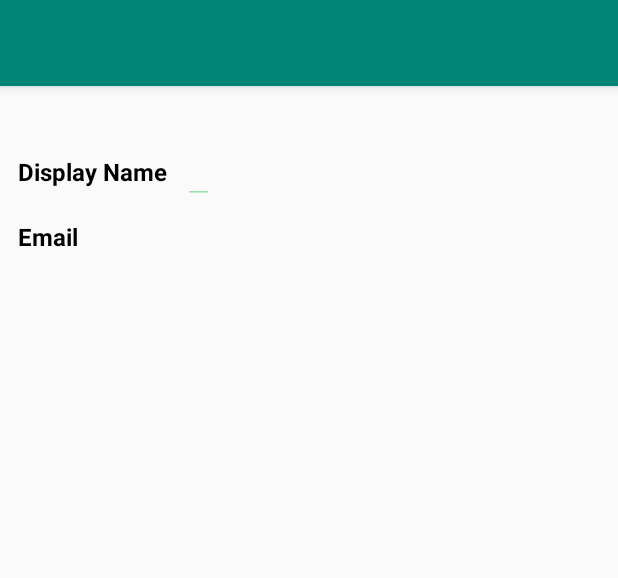
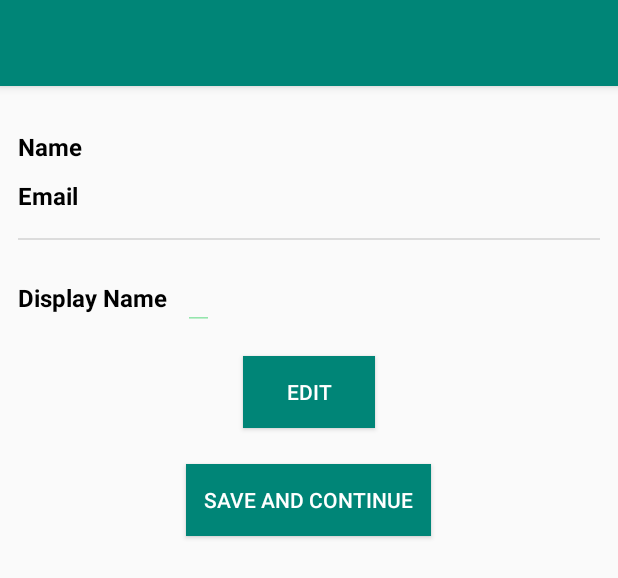
Before and after one commit to abishjha/Eco, an Android app: the layout activity_settings.xml on its own in the app's theme, with its tools: preview values and no code run, on a phone screen of 412 x 824 dp. Shown: the top 578 px of the screen. Run offline under Robolectric (Android 15) with nearby library versions, the phone set to English and light mode, and no system bars; Roboto replaces fonts that are not available here.

Commit message:
implemented edit display name in settings activity and made the database item entries to depending only on account id of user and fetch display name using such

```diff
--- a/app/src/main/java/edu/ramapo/ajha/eco/AddItemActivity.java
+++ b/app/src/main/java/edu/ramapo/ajha/eco/AddItemActivity.java
@@ -39,7 +39,8 @@ public class AddItemActivity extends AppCompatActivity {
         mSection = getIntent().getStringExtra("section");
         setTitle();
 
-        ((TextView) findViewById(R.id.author_add_item_activity)).setText(Database.getCurrentUserName());
+        TextView author = findViewById(R.id.author_add_item_activity);
+        Database.appendDisplayName(Database.getCurrentUserID(), author);
         ((TextView) findViewById(R.id.time_add_item_activity)).setText(Database.getTodaysDate());
     }
 
--- a/app/src/main/res/layout/activity_detail.xml
+++ b/app/src/main/res/layout/activity_detail.xml
@@ -120,7 +120,6 @@
             </LinearLayout>
 
             <View
-                android:id="@+id/divider"
                 android:layout_width="match_parent"
                 android:layout_height="1dp"
                 android:layout_marginStart="@dimen/margin_big"
--- a/app/src/main/res/layout/activity_settings.xml
+++ b/app/src/main/res/layout/activity_settings.xml
@@ -62,7 +62,7 @@
             <LinearLayout
                 android:layout_width="match_parent"
                 android:layout_height="wrap_content"
-                android:layout_marginTop="@dimen/margin_big"
+                android:layout_marginTop="@dimen/margin_medium"
                 android:layout_marginBottom="@dimen/margin_medium"
                 android:orientation="horizontal">
 
@@ -71,24 +71,19 @@
                     android:layout_height="wrap_content"
                     android:layout_marginStart="@dimen/margin_big"
                     android:layout_marginEnd="@dimen/margin_medium"
-                    android:text="@string/settings_activity_name"
+                    android:text="@string/settings_activity_real_name"
                     android:textColor="#FF000000"
                     android:textSize="16sp"
                     android:labelFor="@+id/name_settings_activity"
                     android:textStyle="bold" />
 
-                <EditText
-                    android:id="@+id/name_settings_activity"
+                <TextView
+                    android:id="@+id/real_name_settings_activity"
                     android:layout_width="wrap_content"
                     android:layout_height="wrap_content"
                     android:layout_marginStart="@dimen/margin_medium"
                     android:layout_marginEnd="@dimen/margin_big"
-                    android:autofillHints="@string/settings_activity_name"
-                    android:backgroundTint="#CC7BE099"
-                    android:singleLine="true"
-                    android:inputType="textAutoCorrect|textMultiLine"
                     android:textColor="#FF000000"
-                    android:textCursorDrawable="@drawable/custom_cursor"
                     android:textSize="16sp" />
 
             </LinearLayout>
@@ -122,6 +117,77 @@
 
             </LinearLayout>
 
+            <View
+                android:id="@+id/divider"
+                android:layout_width="match_parent"
+                android:layout_height="1dp"
+                android:layout_marginStart="@dimen/margin_big"
+                android:layout_marginTop="@dimen/margin_medium"
+                android:layout_marginEnd="@dimen/margin_big"
+                android:layout_marginBottom="@dimen/margin_medium"
+                android:background="?android:attr/listDivider" />
+
+            <LinearLayout
+                android:layout_width="match_parent"
+                android:layout_height="wrap_content"
+                android:layout_marginTop="@dimen/margin_big"
+                android:layout_marginBottom="@dimen/margin_medium"
+                android:orientation="horizontal">
+
+                <TextView
+                    android:layout_width="wrap_content"
+                    android:layout_height="wrap_content"
+                    android:layout_marginStart="@dimen/margin_big"
+                    android:layout_marginEnd="@dimen/margin_medium"
+                    android:labelFor="@+id/name_settings_activity"
+                    android:text="@string/settings_activity_name"
+                    android:textColor="#FF000000"
+                    android:textSize="16sp"
+                    android:textStyle="bold" />
+
+                <EditText
+                    android:id="@+id/name_settings_activity"
+                    android:layout_width="wrap_content"
+                    android:layout_height="wrap_content"
+                    android:layout_marginStart="@dimen/margin_medium"
+                    android:layout_marginEnd="@dimen/margin_big"
+                    android:autofillHints="@string/settings_activity_name"
+                    android:backgroundTint="#CC7BE099"
+                    android:singleLine="true"
+                    android:textColor="#FF000000"
+                    android:textCursorDrawable="@drawable/custom_cursor"
+                    android:textSize="16sp" />
+
+            </LinearLayout>
+
+            <Button
+                android:id="@+id/edit_button_settings_activity"
+                android:layout_width="wrap_content"
+                android:layout_height="wrap_content"
+                android:paddingStart="@dimen/margin_big"
+                android:paddingEnd="@dimen/margin_big"
+                android:layout_gravity="center"
+                android:layout_marginTop="@dimen/margin_big"
+                android:layout_marginBottom="@dimen/margin_big"
+                android:background="@color/colorPrimary"
+                android:onClick="editClick"
+                android:text="@string/edit"
+                android:textColor="@android:color/white"/>
+
+            <Button
+                android:id="@+id/save_and_continue_button_settings_activity"
+                android:layout_width="wrap_content"
+                android:layout_height="wrap_content"
+                android:paddingStart="@dimen/margin_big"
+                android:paddingEnd="@dimen/margin_big"
+                android:layout_gravity="center"
+                android:layout_marginTop="@dimen/margin_big"
+                android:layout_marginBottom="@dimen/margin_big"
+                android:background="@color/colorPrimary"
+                android:onClick="saveAndContinueClick"
+                android:text="@string/save_and_continue"
+                android:textColor="@android:color/white"/>
+
         </LinearLayout>
 
     </ScrollView>
--- a/app/src/main/res/values/strings.xml
+++ b/app/src/main/res/values/strings.xml
@@ -45,7 +45,12 @@
     <!-- SettingsActivity -->
     <string name="settings_activity_header">Settings</string>
     <string name="settings_activity_name">Display Name</string>
+    <string name="settings_activity_real_name">Name</string>
     <string name="settings_activity_email">Email</string>
     <string name="settings_activity_photo">Profile Picture</string>
+    <string name="save_and_continue">Save and Continue</string>
+    <string name="edit">Edit</string>
+    <string name="no_name_input_revert_to_previous">No name was entered so reverted changes</string>
+    <string name="name_changed">Display name has been changed</string>
 
 </resources>
```
Also changed, not shown: app/src/main/java/edu/ramapo/ajha/eco/Database.java (+35 -11 lines), app/src/main/java/edu/ramapo/ajha/eco/DetailActivity.java (+10 -5 lines), app/src/main/java/edu/ramapo/ajha/eco/MyAdapter.java (+4 -4 lines), app/src/main/java/edu/ramapo/ajha/eco/SettingsActivity.java (+56 -8 lines).
